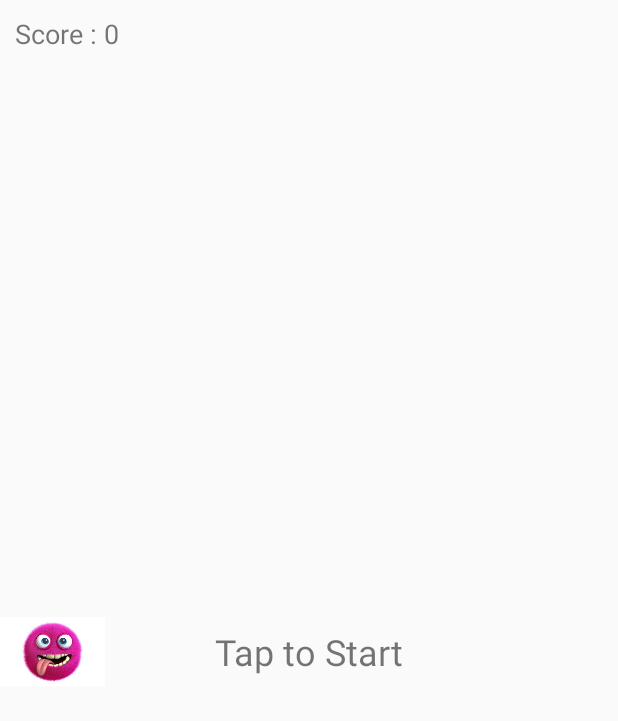
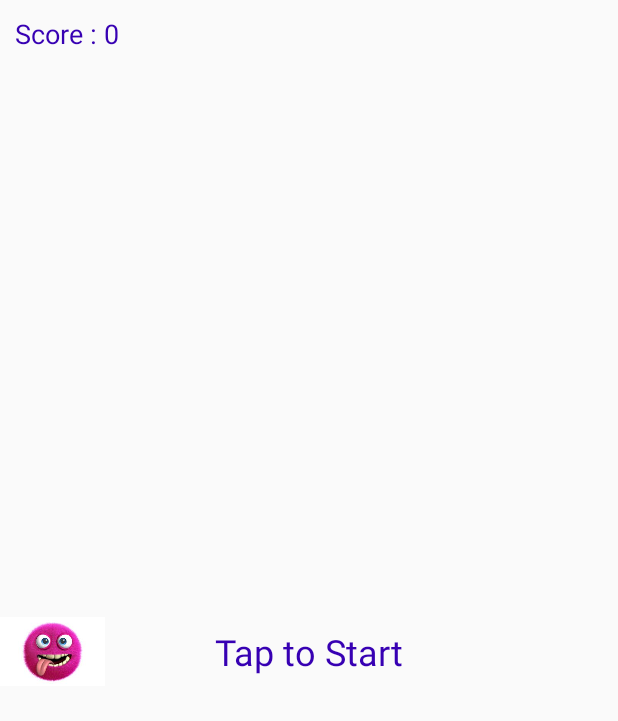
Before and after one commit to nawbart/PAM, an Android app: the MainActivity screen opened directly, with no data from a screen before it, on a phone screen of 412 x 824 dp. Shown: the top 721 px of the screen. Run offline under Robolectric (Android 15) with nearby library versions, the phone set to English and light mode, and no system bars.

Commit message:
-dodanie plików z dźwiękami -poprawienie wyglądu startowego i końcowego -małe poprawki w layoucie podczas gry -zmniejszenie predkosci punkty(30pkt)

```diff
--- a/app/src/main/res/layout/activity_main.xml
+++ b/app/src/main/res/layout/activity_main.xml
@@ -14,7 +14,8 @@
         android:layout_height="wrap_content"
         android:text="@string/score"
         android:textSize="18sp"
-        android:padding="10dp"/>
+        android:padding="10dp"
+        android:textColor="?attr/colorPrimaryDark"/>
 
     <FrameLayout
         android:id="@+id/frame"
@@ -27,7 +28,8 @@
             android:layout_height="wrap_content"
             android:layout_gravity="center"
             android:text="@string/tap_to_start"
-            android:textSize="24sp" />
+            android:textSize="24sp"
+            android:textColor="?attr/colorPrimaryDark"/>
 
         <ImageView
             android:id="@+id/box"
```
